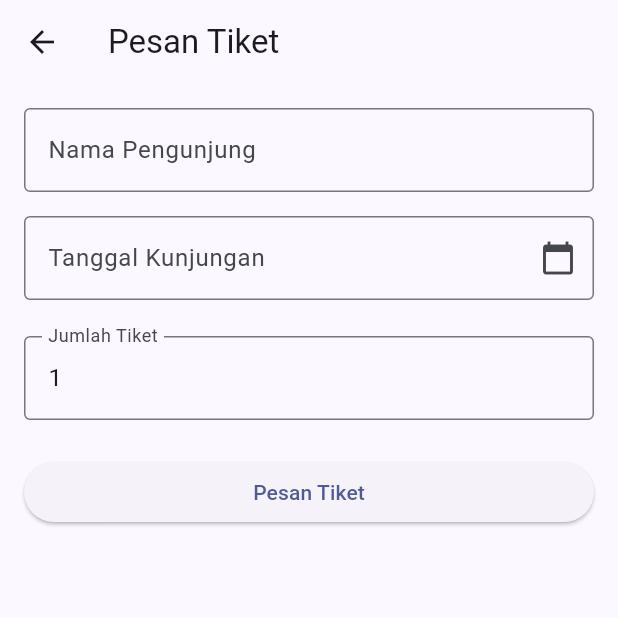
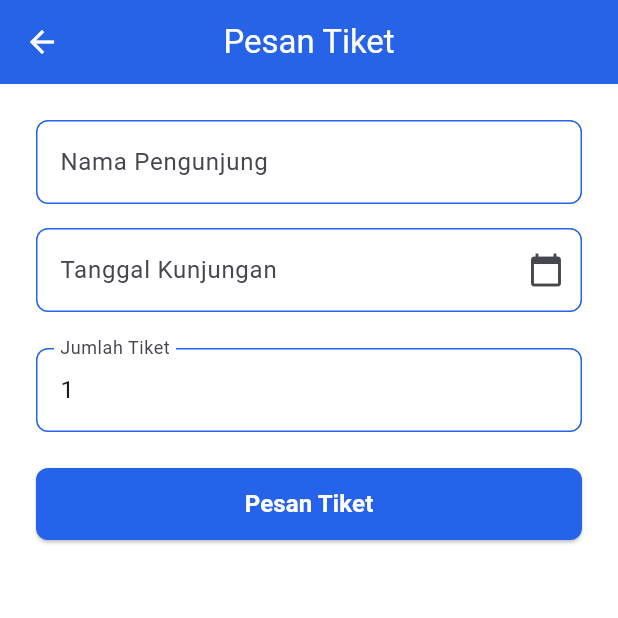
Before and after one commit to faizaST/museumgo, a Flutter app: the PesanPage screen opened directly, on a phone screen of 412 x 824 dp, the top half of it. Run offline on Flutter 3.47's test engine with Material 3 defaults, Android fonts, the phone set to English and light mode, and no system bars; our stand-ins replace get, get_storage, image_picker, month_picker_dialog, printing, supabase_flutter; accounts and stored records are empty.

Commit message:
Crysansha (Ubah warna tampilan pesan)

```diff
--- a/lib/screens/user/pesan_page.dart
+++ b/lib/screens/user/pesan_page.dart
@@ -90,18 +90,34 @@ class _PesanPageState extends State<PesanPage> {
 
   @override
   Widget build(BuildContext context) {
+    final primaryColor = Color(0xFF2563EB);
     return Scaffold(
-      appBar: AppBar(title: const Text('Pesan Tiket')),
+      backgroundColor: Colors.white,
+      appBar: AppBar(
+        title: const Text('Pesan Tiket'),
+        centerTitle: true,
+        backgroundColor: primaryColor,
+        foregroundColor: Colors.white,
+        elevation: 1,
+      ),
       body: SingleChildScrollView(
-        padding: const EdgeInsets.all(16),
+        padding: const EdgeInsets.symmetric(horizontal: 24, vertical: 24),
         child: Column(
-          crossAxisAlignment: CrossAxisAlignment.stretch,
           children: [
             TextField(
               controller: _namaController,
-              decoration: const InputDecoration(
+              decoration: InputDecoration(
                 labelText: 'Nama Pengunjung',
-                border: OutlineInputBorder(),
+                filled: true,
+                fillColor: Colors.white,
+                enabledBorder: OutlineInputBorder(
+                  borderSide: BorderSide(color: primaryColor),
+                  borderRadius: BorderRadius.circular(8),
+                ),
+                focusedBorder: OutlineInputBorder(
+                  borderSide: BorderSide(color: primaryColor, width: 2),
+                  borderRadius: BorderRadius.circular(8),
+                ),
               ),
             ),
             const SizedBox(height: 16),
@@ -109,31 +125,66 @@ class _PesanPageState extends State<PesanPage> {
               controller: _tanggalController,
               readOnly: true,
               onTap: _pilihTanggal,
-              decoration: const InputDecoration(
+              decoration: InputDecoration(
                 labelText: 'Tanggal Kunjungan',
-                border: OutlineInputBorder(),
-                suffixIcon: Icon(Icons.calendar_today),
+                filled: true,
+                fillColor: Colors.white,
+                suffixIcon: const Icon(Icons.calendar_today),
+                enabledBorder: OutlineInputBorder(
+                  borderSide: BorderSide(color: primaryColor),
+                  borderRadius: BorderRadius.circular(8),
+                ),
+                focusedBorder: OutlineInputBorder(
+                  borderSide: BorderSide(color: primaryColor, width: 2),
+                  borderRadius: BorderRadius.circular(8),
+                ),
               ),
             ),
             const SizedBox(height: 8),
             if (_tanggalKunjungan != null)
-              Text(
-                'Stok tiket tersedia: $_stokTiket',
-                style: const TextStyle(fontWeight: FontWeight.bold),
+              Align(
+                alignment: Alignment.centerLeft,
+                child: Text(
+                  'Stok tiket tersedia: $_stokTiket',
+                  style: const TextStyle(fontWeight: FontWeight.bold),
+                ),
               ),
             const SizedBox(height: 16),
             TextField(
               controller: _jumlahTiketController,
               keyboardType: TextInputType.number,
-              decoration: const InputDecoration(
+              decoration: InputDecoration(
                 labelText: 'Jumlah Tiket',
-                border: OutlineInputBorder(),
+                filled: true,
+                fillColor: Colors.white,
+                enabledBorder: OutlineInputBorder(
+                  borderSide: BorderSide(color: primaryColor),
+                  borderRadius: BorderRadius.circular(8),
+                ),
+                focusedBorder: OutlineInputBorder(
+                  borderSide: BorderSide(color: primaryColor, width: 2),
+                  borderRadius: BorderRadius.circular(8),
+                ),
               ),
             ),
             const SizedBox(height: 24),
-            ElevatedButton(
-              onPressed: _submitPesanan,
-              child: const Text('Pesan Tiket'),
+            SizedBox(
+              width: double.infinity,
+              height: 48,
+              child: ElevatedButton(
+                style: ElevatedButton.styleFrom(
+                  backgroundColor: primaryColor,
+                  foregroundColor: Colors.white,
+                  shape: RoundedRectangleBorder(
+                    borderRadius: BorderRadius.circular(8),
+                  ),
+                ),
+                onPressed: _submitPesanan,
+                child: const Text(
+                  'Pesan Tiket',
+                  style: TextStyle(fontSize: 16, fontWeight: FontWeight.bold),
+                ),
+              ),
             ),
           ],
         ),
```
